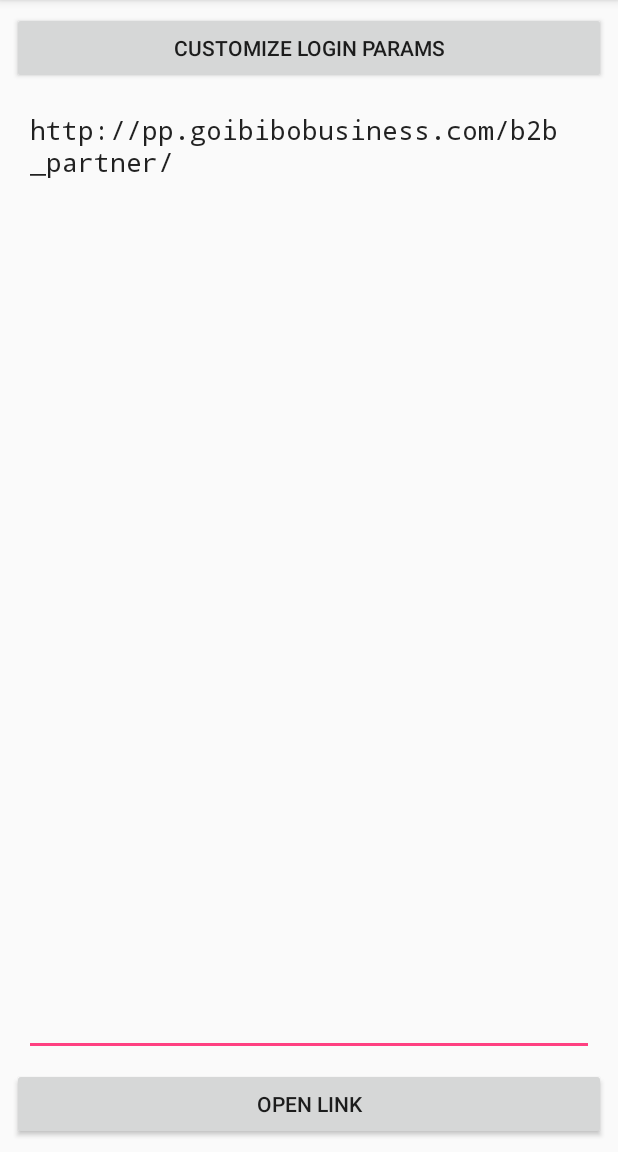
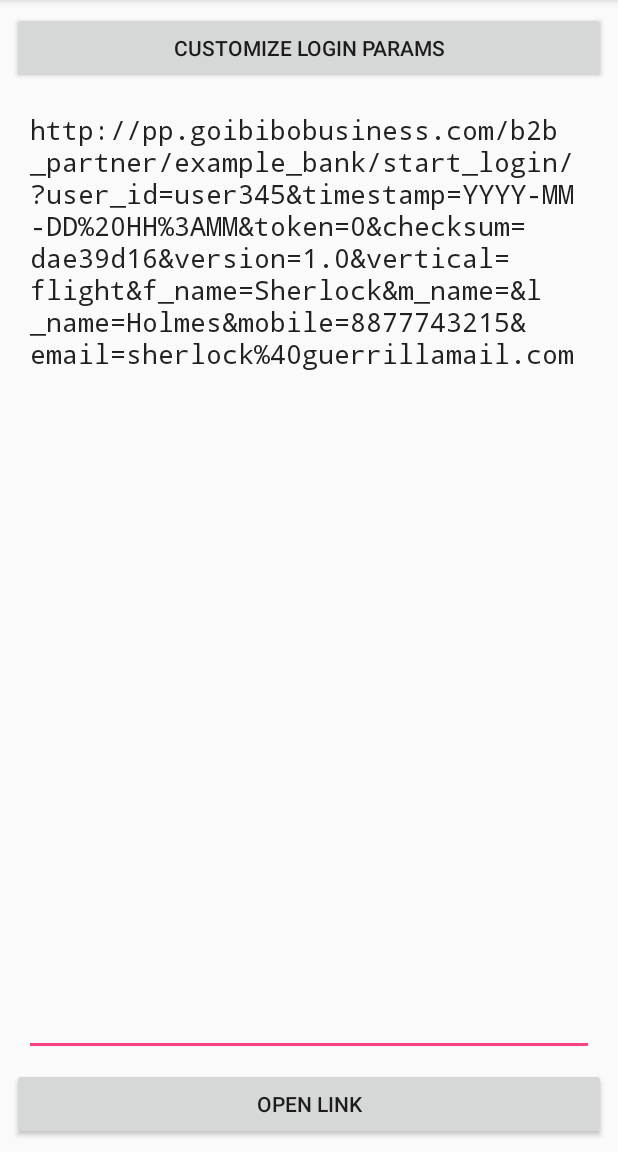
Before and after one commit to goibibo/GoibiboBusinessDemoApp, an Android app: the screen it shows after launch (MainActivity), on a phone screen of 412 x 824 dp, the part 84-1236 px from its top. Run offline under Robolectric (Android 15) with nearby library versions, the phone set to English and light mode, and no system bars.

Commit message:
all params done

```diff
--- a/app/src/main/java/com/goibibobusiness/goibibobusinessdemoapp/LoginParams.java
+++ b/app/src/main/java/com/goibibobusiness/goibibobusinessdemoapp/LoginParams.java
@@ -1,6 +1,8 @@
 package com.goibibobusiness.goibibobusinessdemoapp;
 
 import android.content.SharedPreferences;
+import android.preference.EditTextPreference;
+import android.preference.Preference;
 import android.preference.PreferenceFragment;
 import android.preference.PreferenceManager;
 import android.support.v7.app.AppCompatActivity;
@@ -8,6 +10,12 @@ import android.os.Bundle;
 import android.util.Log;
 import android.widget.EditText;
 import android.widget.Toast;
+
+import java.text.SimpleDateFormat;
+import java.util.Calendar;
+import java.util.Date;
+import java.util.Map;
+import java.util.TimeZone;
 
 public class LoginParams extends AppCompatActivity {
 
@@ -23,7 +31,11 @@ public class LoginParams extends AppCompatActivity {
     }
 
     /** Making preference fragment */
-    public static class SettingsFragment extends PreferenceFragment {
+    public static class SettingsFragment extends PreferenceFragment
+            implements SharedPreferences.OnSharedPreferenceChangeListener{
+
+        SharedPreferences sharedPreferences;
+
         @Override
         public void onCreate(Bundle savedInstanceState) {
             super.onCreate(savedInstanceState);
@@ -31,6 +43,65 @@ public class LoginParams extends AppCompatActivity {
             // Load preferences from XML resource
             addPreferencesFromResource(R.xml.preferences);
         }
+
+        @Override
+        public void onResume() {
+            super.onResume();
+
+            sharedPreferences = getPreferenceManager().getSharedPreferences();
+
+            // we want to watch the preference values' changes
+            sharedPreferences.registerOnSharedPreferenceChangeListener(this);
+
+
+            Map<String, ?> preferencesMap = sharedPreferences.getAll();
+            // iterate through the preference entries and update their summary if they are an instance of EditTextPreference
+            for (Map.Entry<String, ?> preferenceEntry : preferencesMap.entrySet()) {
+//                Log.v("goibibobusinessdemoapp", "-----------" + preferenceEntry.getKey());
+                Preference pref = findPreference(preferenceEntry.getKey());
+                if (preferenceEntry.getKey().equals("time_stamp")) {
+                    // Need to update timestamp
+                    Calendar calendar = Calendar.getInstance();
+                    SimpleDateFormat sdf = new SimpleDateFormat("yyyy-MM-dd HH:mm");
+                    Date currenTimeZone = (Date) calendar.getTime();
+                    String time_now = sdf.format(currenTimeZone);
+
+                    // updating timestamp
+                    EditTextPreference edit_pref = (EditTextPreference) pref;
+                    pref.setSummary(time_now);
+                    edit_pref.setText(time_now);
+                } else if (pref instanceof EditTextPreference) {
+                    EditTextPreference edit_pref = (EditTextPreference) pref;
+                    pref.setSummary(edit_pref.getText());
+                }
+            }
+        }
+
+        @Override
+        public void onPause() {
+            sharedPreferences.unregisterOnSharedPreferenceChangeListener(this);
+            super.onPause();
+        }
+
+        @Override
+        public void onSharedPreferenceChanged(SharedPreferences sharedPreferences,
+                                              String key) {
+//            Log.v("goibibobusinessdemoapp", "edit==============================");
+
+            Preference pref = findPreference(key);
+
+            if (pref instanceof EditTextPreference) {
+                EditTextPreference edit_pref = (EditTextPreference) pref;
+                pref.setSummary(edit_pref.getText());
+            }
+
+        }
+
+        private void updateSummary(EditTextPreference preference) {
+            // set the EditTextPreference's summary value to its current text
+            preference.setSummary(preference.getText());
+        }
+
     }
 
 
--- a/app/src/main/java/com/goibibobusiness/goibibobusinessdemoapp/MainActivity.java
+++ b/app/src/main/java/com/goibibobusiness/goibibobusinessdemoapp/MainActivity.java
@@ -2,12 +2,15 @@ package com.goibibobusiness.goibibobusinessdemoapp;
 
 import android.content.Intent;
 import android.content.SharedPreferences;
+import android.net.Uri;
 import android.preference.PreferenceManager;
 import android.support.v7.app.AppCompatActivity;
 import android.os.Bundle;
 import android.util.Log;
 import android.view.View;
 import android.widget.EditText;
+
+import java.util.zip.CRC32;
 
 public class MainActivity extends AppCompatActivity {
 
@@ -21,8 +24,7 @@ public class MainActivity extends AppCompatActivity {
 
         setContentView(R.layout.activity_main);
         editText = (EditText) findViewById(R.id.editText_weblink);
-        updateLoginURL();
-        Log.v("goibibobusinessdemoapp", "STARTING APP----------------->>>>>>>>>>>>>");
+//        Log.v("goibibobusinessdemoapp", "STARTING APP----------------->>>>>>>>>>>>>");
     }
 
     @Override
@@ -48,6 +50,25 @@ public class MainActivity extends AppCompatActivity {
     public void updateLoginURL() {
         SharedPreferences sharedPref = PreferenceManager.getDefaultSharedPreferences(this);
         Boolean target_testing = sharedPref.getBoolean("target_testing_env", true);
+        String url_endpoint = sharedPref.getString("target_endpoint", "start_login");
+        String partner_id = sharedPref.getString("partner_id", "example_bank");
+        String userid = sharedPref.getString("user_id", "user345");
+        String timestamp = sharedPref.getString("time_stamp", "2015-06-17 14:30");
+        String token = sharedPref.getString("token", "0000000");
+        String checksum_key = sharedPref.getString("checksum_key", "testkey");
+        String api_version = sharedPref.getString("api_version", "1.0");
+        String vertical = sharedPref.getString("vertical", "flight");
+        String f_name = sharedPref.getString("f_name", "Sherlock");
+        String m_name = sharedPref.getString("m_name", "");
+        String l_name = sharedPref.getString("l_name", "Holmes");
+        String mobile = sharedPref.getString("mobile", "8877743215");
+        String email = sharedPref.getString("email", "sherlock@guerrillamail.com");
+
+        String crc_string = partner_id + userid + timestamp + token + checksum_key;
+        CRC32 crc = new CRC32();
+        crc.update(crc_string.getBytes());
+        String enc = Long.toHexString(crc.getValue());
+
 
         String prefix;
         if (target_testing) {
@@ -56,9 +77,33 @@ public class MainActivity extends AppCompatActivity {
             prefix = "https://www.";
         }
 
+        String BASE_URL = prefix + "goibibobusiness.com/b2b_partner/" + partner_id + "/" + url_endpoint + "/?";
 
-//        editText.setText(prefix + "goibibobusiness.com/b2b_partner/example_bank/start_login/");
-        editText.setText(prefix + "goibibobusiness.com/b2b_partner/");
+        Uri buildUri;
+        if (api_version.equals("1.0")) {
+            buildUri = Uri.parse(BASE_URL)
+                    .buildUpon()
+                    .appendQueryParameter("user_id", userid)
+                    .appendQueryParameter("timestamp", timestamp)
+                    .appendQueryParameter("token", token)
+                    .appendQueryParameter("checksum", enc)
+                    .appendQueryParameter("version", api_version)
+                    .appendQueryParameter("vertical", vertical)
+                    .appendQueryParameter("f_name", f_name)
+                    .appendQueryParameter("m_name", m_name)
+                    .appendQueryParameter("l_name", l_name)
+                    .appendQueryParameter("mobile", mobile)
+                    .appendQueryParameter("email", email)
+                    .build();
+        } else {
+            buildUri = Uri.parse(BASE_URL)
+                    .buildUpon()
+                    .build();
+        }
+
+        String url_string = buildUri.toString();
+
+        editText.setText(url_string);
     }
 
 }
--- a/app/src/main/res/values/strings.xml
+++ b/app/src/main/res/values/strings.xml
@@ -1,3 +1,16 @@
 <resources>
     <string name="app_name">Goibibo Business DemoApp</string>
+    <string-array name="url_endpoints">
+        <item>start_login</item>
+        <item>start</item>
+    </string-array>
+    <string-array name="api_version">
+        <item>1.0</item>
+        <item>0</item>
+    </string-array>
+    <string-array name="vertical">
+        <item>flight</item>
+        <item>hotels</item>
+        <item>bus</item>
+    </string-array>
 </resources>
--- a/app/src/main/res/xml/preferences.xml
+++ b/app/src/main/res/xml/preferences.xml
@@ -4,7 +4,100 @@
     <CheckBoxPreference
         android:key="target_testing_env"
         android:title="Target testing environment"
-        android:summary="Generate link against PP system"
         android:defaultValue="true"/>
 
+    <EditTextPreference
+        android:key="partner_id"
+        android:title="B2B Partner ID"
+        android:summary="partner id"
+        android:dialogMessage="Please enter B2B partner_id"
+        android:defaultValue="example_bank"/>
+
+    <ListPreference
+        android:key="target_endpoint"
+        android:title="URL End-Point"
+        android:summary="%s"
+        android:entries="@array/url_endpoints"
+        android:entryValues="@array/url_endpoints"
+        android:defaultValue="start_login"/>
+
+    <EditTextPreference
+        android:key="user_id"
+        android:title="End-user ID"
+        android:summary="enduser id"
+        android:dialogMessage="Please enter B2B partner_id"
+        android:defaultValue="user345"/>
+
+    <EditTextPreference
+        android:key="time_stamp"
+        android:title="Time-stamp"
+        android:summary="YYYY-MM-DD HH:MM"
+        android:dialogMessage="NOTE: This auto-updates when login-params settings are opened"
+        android:defaultValue="YYYY-MM-DD HH:MM"/>
+
+    <EditTextPreference
+        android:key="token"
+        android:title="Token"
+        android:summary="0000000"
+        android:dialogMessage="NOTE: 0000000 is reserved for internal goibibo testing"
+        android:defaultValue="0000000"/>
+
+    <EditTextPreference
+        android:key="checksum_key"
+        android:title="Checksum Key"
+        android:summary="testkey"
+        android:dialogMessage=""
+        android:defaultValue="testkey"/>
+
+    <ListPreference
+        android:key="api_version"
+        android:title="Version"
+        android:summary="%s"
+        android:entries="@array/api_version"
+        android:entryValues="@array/api_version"
+        android:defaultValue="1.0"/>
+
+    <ListPreference
+        android:key="vertical"
+        android:title="Vertical"
+        android:summary="%s"
+        android:entries="@array/vertical"
+        android:entryValues="@array/vertical"
+        android:defaultValue="flight"/>
+
+    <PreferenceCategory
+        android:title="Personal Details">
+
+        <EditTextPreference
+            android:key="f_name"
+            android:title="First Name"
+            android:summary="Sherlock"
+            android:defaultValue="Sherlock"/>
+
+        <EditTextPreference
+            android:key="m_name"
+            android:title="Middle Name"
+            android:summary=""
+            android:defaultValue=""/>
+
+        <EditTextPreference
+            android:key="l_name"
+            android:title="Last Name"
+            android:summary="Holmes"
+            android:defaultValue="Holmes"/>
+
+        <EditTextPreference
+            android:key="mobile"
+            android:title="Mobile"
+            android:summary="8877743215"
+            android:defaultValue="8877743215"/>
+
+        <EditTextPreference
+            android:key="email"
+            android:title="E-mail"
+            android:summary="sherlock@guerrillamail.com"
+            android:defaultValue="sherlock@guerrillamail.com"/>
+
+    </PreferenceCategory>
+
 </PreferenceScreen>
```
